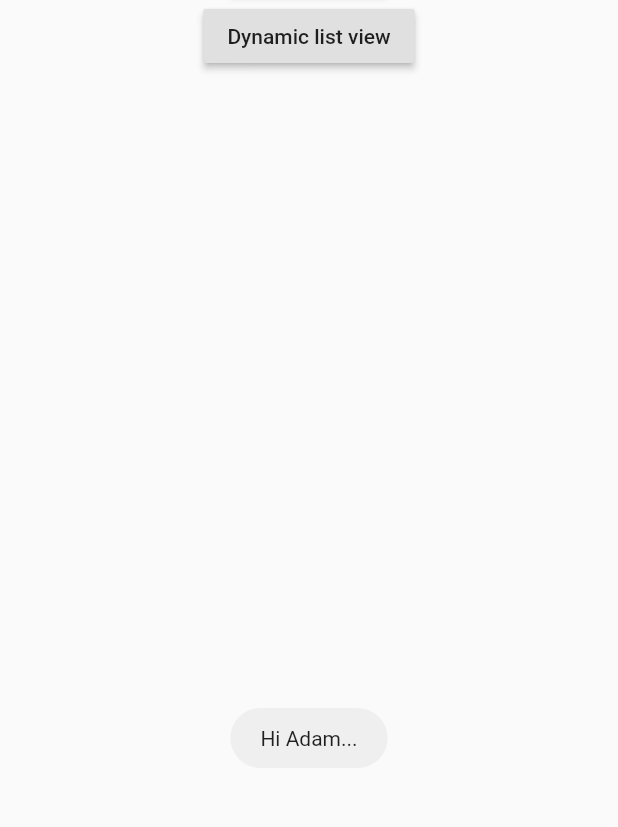
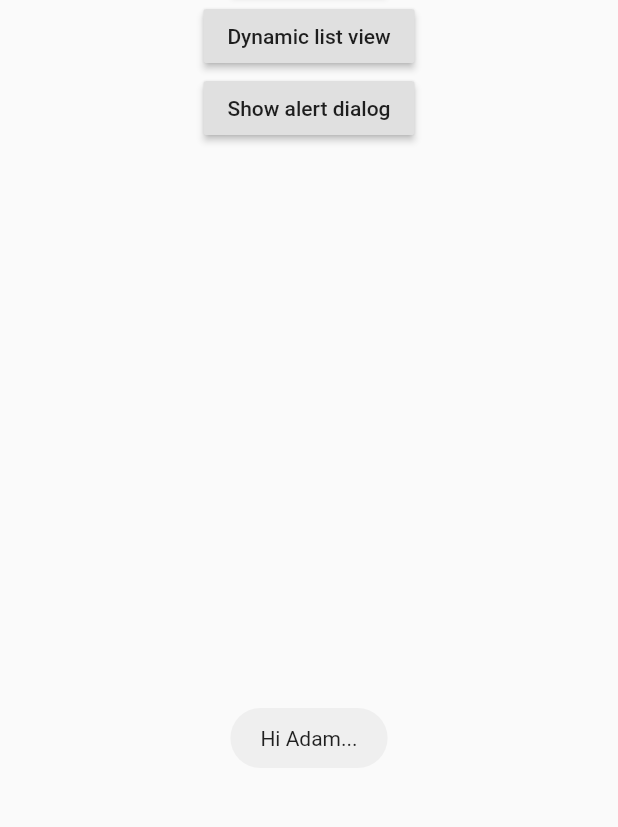
Before and after one commit to doremichen/flutter_list_demo, a Flutter app: the screen it shows after launch, after a tap on "Test toast", on a phone screen of 412 x 824 dp, the part 372-1199 px from its top. Run offline on Flutter 3.47's test engine with Material 2 defaults, Android fonts, the phone set to English and light mode, and no system bars; our stand-ins replace fluttertoast.

Commit message:
Add alert dialog

```diff
--- a/lib/main.dart
+++ b/lib/main.dart
@@ -117,6 +117,12 @@ class _MyHomePageState extends State<MyHomePage> {
               child: Text("Dynamic list view"),
               onPressed: () {
                 Navigator.pushNamed(context, "dynamic list view demo");
+              },
+            ),
+            RaisedButton(
+              child: Text("Show alert dialog"),
+              onPressed: () {
+                Utils.showInfoDialog(context, "I am customize dialog..");
               },
             ),
           ],
```
Also changed, not shown: lib/src/utils.dart (+32 -0 lines).
